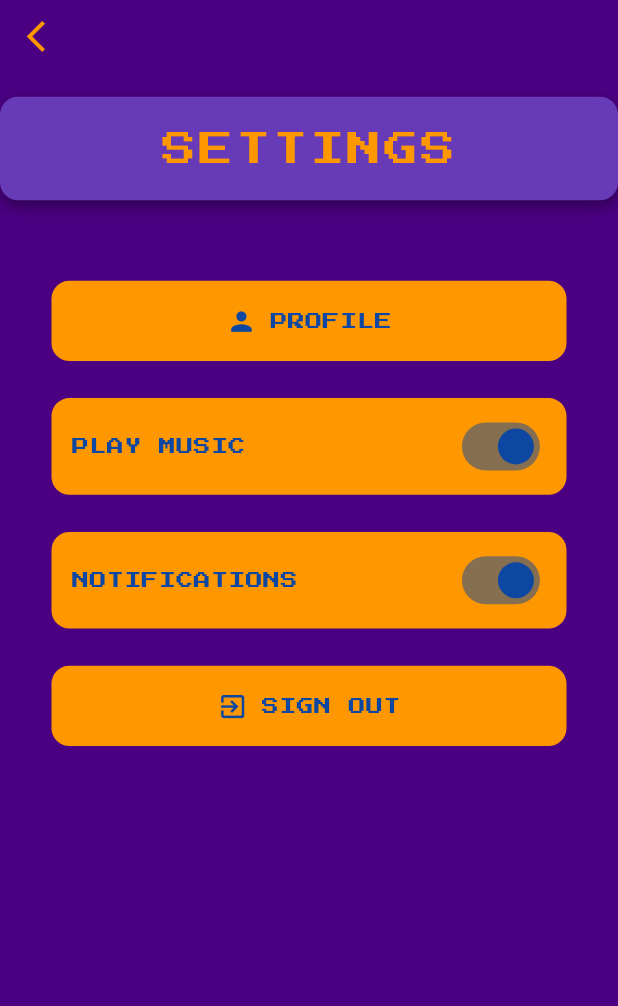
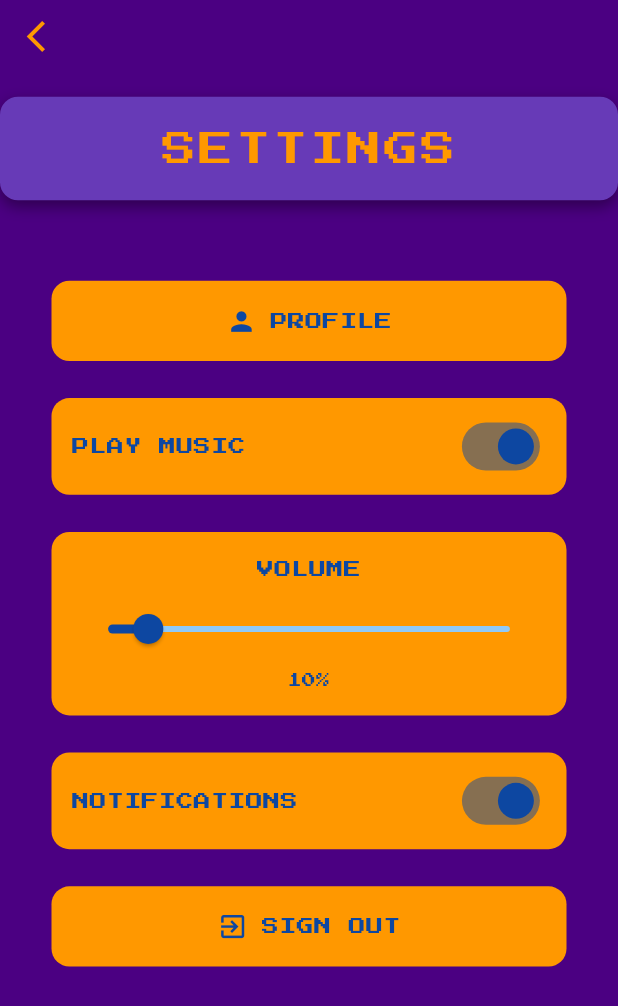
Before and after one commit to Simoaleh/brain_blitz, a Flutter app: the SettingsScreen screen opened directly, on a phone screen of 412 x 824 dp. Shown: the top 1006 px of the screen. Run offline on Flutter 3.47's test engine with Material 3 defaults, Android fonts, the light colour scheme and no system bars; our stand-ins replace audioplayers, auto_size_text, flutter_screenutil, flutter_tts, google_fonts.

Commit message:
volume slider

```diff
--- a/lib/screens/settings_screen.dart
+++ b/lib/screens/settings_screen.dart
@@ -15,11 +15,13 @@ class SettingsScreen extends StatefulWidget {
 class _SettingsScreenState extends State<SettingsScreen> {
   late bool _musicEnabled;
   late bool _notificationsEnabled;
+  late double _musicVolume;
 
   @override
   void initState() {
     super.initState();
     _musicEnabled = BgmService.instance.isStarted;
+    _musicVolume = BgmService.instance.currentVolume;
     _notificationsEnabled = true;
   }
 
@@ -230,6 +232,65 @@ class _SettingsScreenState extends State<SettingsScreen> {
                       ),
                     ),
 
+                    // Music Volume Slider
+                    Container(
+                      margin: EdgeInsets.symmetric(vertical: 12.h),
+                      width: 300.w,
+                      decoration: BoxDecoration(
+                        color: Colors.orange,
+                        borderRadius: BorderRadius.circular(12),
+                      ),
+                      child: Padding(
+                        padding: EdgeInsets.symmetric(
+                          horizontal: 12.w,
+                          vertical: 16.h,
+                        ),
+                        child: Column(
+                          mainAxisSize: MainAxisSize.min,
+                          children: [
+                            Text(
+                              'VOLUME',
+                              style: GoogleFonts.pressStart2p(
+                                fontSize: 11.sp,
+                                color: Colors.blue[900],
+                              ),
+                            ),
+                            SizedBox(height: 8.h),
+                            Row(
+                              children: [
+                                Expanded(
+                                  child: Slider(
+                                    value: _musicVolume,
+                                    min: 0.0,
+                                    max: 1.0,
+                                    activeColor: Colors.blue[900],
+                                    inactiveColor: Colors.blue[200],
+                                    onChanged: _musicEnabled
+                                        ? (value) {
+                                            setState(() {
+                                              _musicVolume = value;
+                                            });
+                                            BgmService.instance
+                                                .setVolume(value);
+                                          }
+                                        : null,
+                                  ),
+                                ),
+                              ],
+                            ),
+                            SizedBox(height: 4.h),
+                            Text(
+                              '${(_musicVolume * 100).toStringAsFixed(0)}%',
+                              style: GoogleFonts.pressStart2p(
+                                fontSize: 9.sp,
+                                color: Colors.blue[900],
+                              ),
+                            ),
+                          ],
+                        ),
+                      ),
+                    ),
+
                     // Notifications Toggle
                     Container(
                       margin: EdgeInsets.symmetric(vertical: 12.h),
--- a/lib/services/bgm_service.dart
+++ b/lib/services/bgm_service.dart
@@ -8,6 +8,7 @@ class BgmService {
   final AudioPlayer player = AudioPlayer();
   bool isStarted = false;
   bool listenersAttached = false;
+  double currentVolume = 0.10;
 
   void attachListeners() {
     if (listenersAttached) return;
@@ -35,7 +36,7 @@ class BgmService {
     }
 
     await player.setReleaseMode(ReleaseMode.loop);
-    await player.setVolume(0.10);
+    await player.setVolume(currentVolume);
     await player.play(AssetSource('audio/bgm.mp3'));
     isStarted = true;
   }
@@ -61,4 +62,9 @@ class BgmService {
     await player.dispose();
     isStarted = false;
   }
+
+  Future<void> setVolume(double volume) async {
+    currentVolume = volume.clamp(0.0, 1.0);
+    await player.setVolume(currentVolume);
+  }
 }
```
